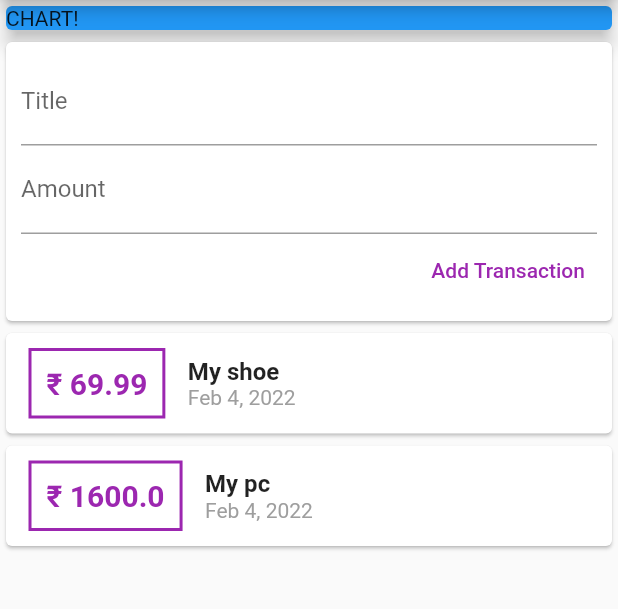
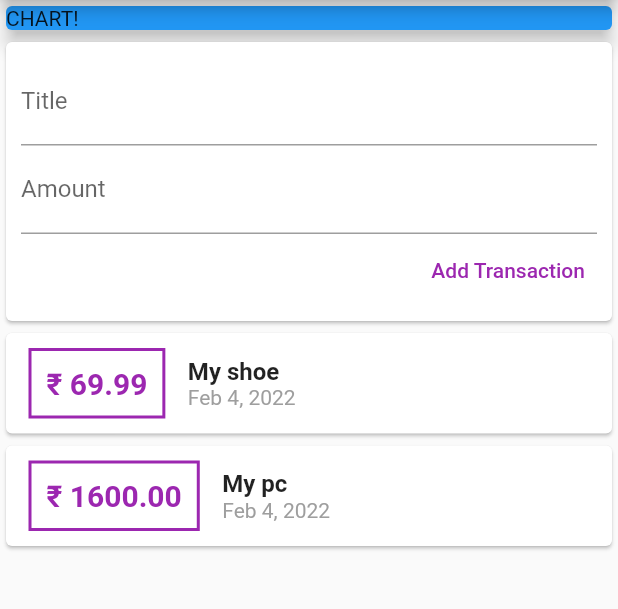
Before and after one commit to Debadrita438/flutter-expense-app, a Flutter app: the screen it shows after launch, after a tap on "Add Transaction", on a phone screen of 412 x 824 dp, the part 84-693 px from its top. Run offline on Flutter 3.47's test engine with Material 2 defaults, Android fonts, the phone set to English and light mode, and no system bars.

Commit message:
added listview builder to optimize the list and added method to call submit when return is clicked

```diff
--- a/lib/widgets/new_transaction.dart
+++ b/lib/widgets/new_transaction.dart
@@ -6,6 +6,16 @@ class NewTransaction extends StatelessWidget {
   final Function addNewTransaction;
 
   NewTransaction({Key? key, required this.addNewTransaction}) : super(key: key);
+
+  void submitData() {
+    final enteredTitle = titleController.text;
+    final enteredAmount = double.parse(amountController.text);
+
+    if (enteredTitle.isEmpty || enteredAmount <= 0) {
+      return;
+    }
+    addNewTransaction(enteredTitle, enteredAmount);
+  }
 
   @override
   Widget build(BuildContext context) {
@@ -18,15 +28,17 @@ class NewTransaction extends StatelessWidget {
             TextField(
               decoration: InputDecoration(labelText: 'Title'),
               controller: titleController,
+              onSubmitted: (_) => submitData(),
             ),
             TextField(
               decoration: InputDecoration(labelText: 'Amount'),
               controller: amountController,
+              keyboardType: TextInputType.number,
+              onSubmitted: (_) => submitData(),
             ),
             TextButton(
               child: Text('Add Transaction'),
-              onPressed: () => addNewTransaction(
-                  titleController.text, double.parse(amountController.text)),
+              onPressed: submitData,
               style: TextButton.styleFrom(primary: Colors.purple),
             )
           ],
--- a/lib/widgets/transaction_list.dart
+++ b/lib/widgets/transaction_list.dart
@@ -13,9 +13,9 @@ class TransactionList extends StatelessWidget {
   @override
   Widget build(BuildContext context) {
     return Container(
-      height: 500,
-      child: ListView(
-          children: userTransactions.map((transaction) {
+      height: 300,
+      child: ListView.builder(
+        itemBuilder: (ctx, index) {
           return Card(
             child: Row(
               children: [
@@ -31,7 +31,7 @@ class TransactionList extends StatelessWidget {
                   )),
                   padding: EdgeInsets.all(10),
                   child: Text(
-                  '₹ ${transaction.amount}',
+                    '₹ ${userTransactions[index].amount.toStringAsFixed(2)}',
                     style: TextStyle(
                       fontWeight: FontWeight.bold,
                       fontSize: 20,
@@ -42,14 +42,14 @@ class TransactionList extends StatelessWidget {
                 Column(
                   children: [
                     Text(
-                    transaction.title,
+                      userTransactions[index].title,
                       style: TextStyle(
                         fontWeight: FontWeight.bold,
                         fontSize: 16,
                       ),
                     ),
                     Text(
-                    DateFormat.yMMMd().format(transaction.date),
+                      DateFormat.yMMMd().format(userTransactions[index].date),
                       style: TextStyle(color: Colors.grey),
                     ),
                   ],
@@ -58,7 +58,9 @@ class TransactionList extends StatelessWidget {
               ],
             ),
           );
-      }).toList()),
+        },
+        itemCount: userTransactions.length,
+      ),
     );
   }
 }
```
Lines whose indentation alone changed are shown as unchanged.
